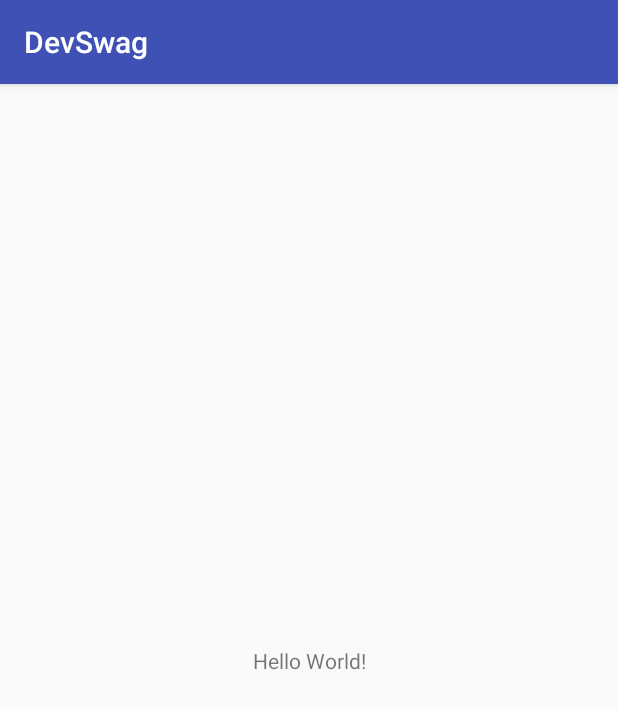
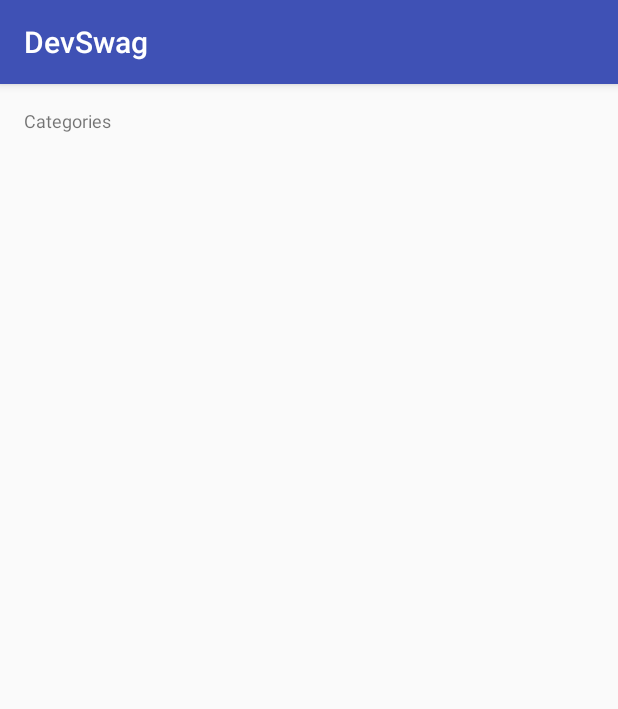
Before and after one commit to ghigbie/DevSwag, an Android app: the screen it shows after launch (MainActivity), on a phone screen of 412 x 824 dp. Shown: the top 709 px of the screen. Run offline under Robolectric (Android 15) with nearby library versions, the phone set to English and light mode, and no system bars.

Commit message:
Add textview to layout

```diff
--- a/app/src/main/res/layout/activity_main.xml
+++ b/app/src/main/res/layout/activity_main.xml
@@ -7,12 +7,14 @@
     tools:context="com.example.georgehigbie.devswag.Controller.MainActivity">
 
     <TextView
+        android:id="@+id/categoriesText"
         android:layout_width="wrap_content"
         android:layout_height="wrap_content"
-        android:text="Hello World!"
-        app:layout_constraintBottom_toBottomOf="parent"
-        app:layout_constraintLeft_toLeftOf="parent"
-        app:layout_constraintRight_toRightOf="parent"
+        android:text="@string/categories"
+        android:textSize="12sp"
+        android:layout_marginStart="16dp"
+        android:layout_marginTop="16dp"
+        app:layout_constraintStart_toStartOf="parent"
         app:layout_constraintTop_toTopOf="parent" />
 
 </android.support.constraint.ConstraintLayout>
--- a/app/src/main/res/values/strings.xml
+++ b/app/src/main/res/values/strings.xml
@@ -1,3 +1,4 @@
 <resources>
     <string name="app_name">DevSwag</string>
+    <string name="categories">Categories</string>
 </resources>
```
